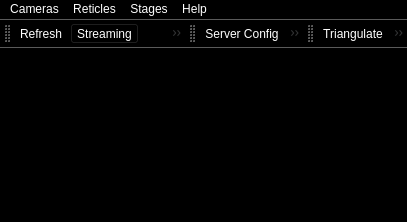
Before: the Qt Designer form ui/mainWindow.ui in AllenNeuralDynamics/parallax, drawn with Qt 5.
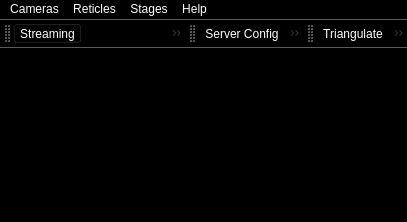
After: the same form once the commit is applied. Icons and pictures are not drawn.

Commit message: Remove camera refresh button

```diff
--- a/ui/mainWindow.ui
+++ b/ui/mainWindow.ui
@@ -184,7 +184,6 @@
    <attribute name="toolBarBreak">
     <bool>false</bool>
    </attribute>
-   <addaction name="actionRefresh"/>
    <addaction name="actionStreaming"/>
    <addaction name="actionRecording"/>
    <addaction name="actionSnapshot"/>
@@ -357,15 +356,6 @@
     <string>Calculator</string>
    </property>
   </action>
-  <action name="actionRefresh">
-   <property name="icon">
-    <iconset resource="resources/resources_from_qt.qrc">
-     <normaloff>:/Icons/refresh.png</normaloff>:/Icons/refresh.png</iconset>
-   </property>
-   <property name="text">
-    <string>Refresh</string>
-   </property>
-  </action>
  </widget>
  <resources>
   <include location="resources/resources_from_qt.qrc"/>
```
Left out of the diff: 3 changed lines with no effect on the pictures. The commit also changes 1 other file.
